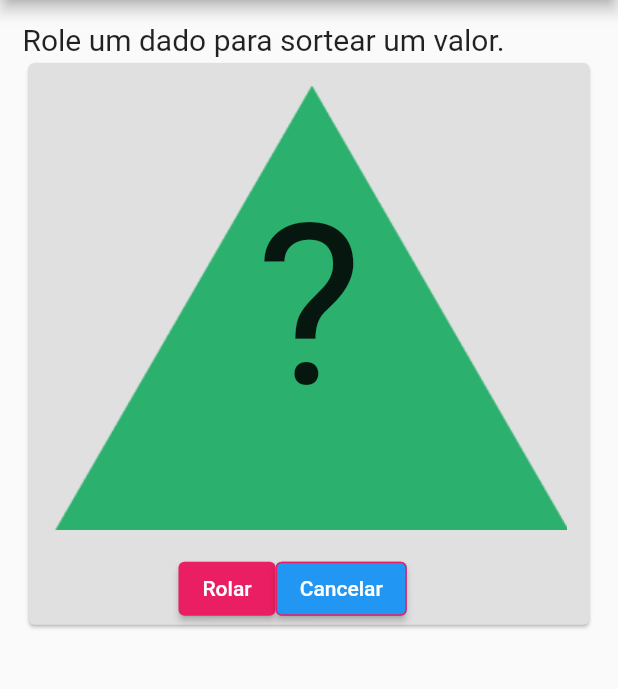
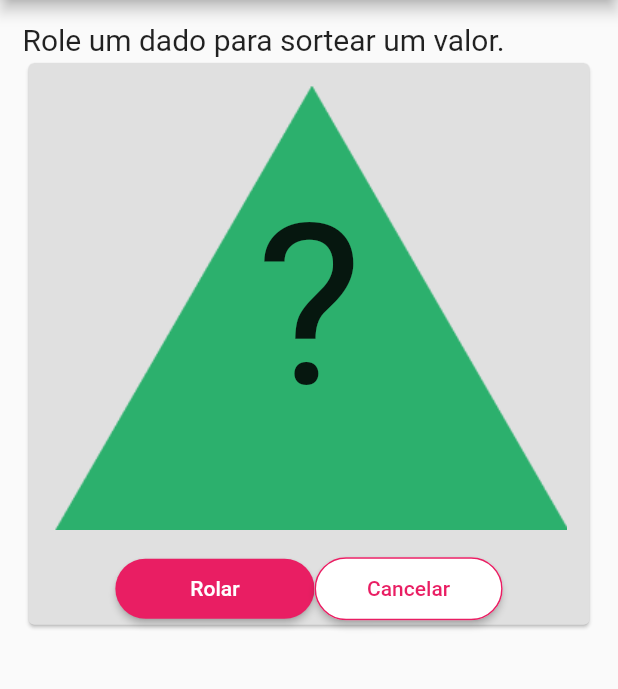
Before and after one commit to GilsonAndre/dados_rpg, a Flutter app: the screen it shows after launch, after a tap on "D4 (Quatro lados)", on a phone screen of 412 x 824 dp, the part 84-773 px from its top. Run offline on Flutter 3.47's test engine with Material 2 defaults, Android fonts, the phone set to English and light mode, and no system bars.

Commit message:
Alteração no formato dos botões

```diff
--- a/lib/ui/roll_dice.dart
+++ b/lib/ui/roll_dice.dart
@@ -59,9 +59,8 @@ class _RollDiceState extends State<RollDice> {
                         ),
                       ],
                     ),
-                    Padding(
-                      padding: const EdgeInsets.symmetric(horizontal: 100),
-                      child: Row(
+                    Row(
+                      mainAxisAlignment: MainAxisAlignment.center,
                       children: [
                         //Botão de Rolar
                         ElevatedButton(
@@ -72,9 +71,13 @@ class _RollDiceState extends State<RollDice> {
                             });
                           },
                           style: ElevatedButton.styleFrom(
-                                backgroundColor: isDiseableButton
-                                    ? Colors.grey
-                                    : Colors.pink),
+                            padding: const EdgeInsets.fromLTRB(50, 12, 50, 12),
+                            backgroundColor:
+                                isDiseableButton ? Colors.grey : Colors.pink,
+                            shape: RoundedRectangleBorder(
+                              borderRadius: BorderRadius.circular(24),
+                            ),
+                          ),
                           child: const Text(Strings.buttonRoll),
                         ),
 
@@ -89,13 +92,21 @@ class _RollDiceState extends State<RollDice> {
                             );
                           },
                           style: ElevatedButton.styleFrom(
-                              side: const BorderSide(color: Colors.pink),
-                              //backgroundColor: Colors.white,
+                            padding: const EdgeInsets.fromLTRB(35, 13, 35, 13),
+                            shape: RoundedRectangleBorder(
+                              borderRadius: BorderRadius.circular(24),
                             ),
-                            child: const Text(Strings.buttonCancel),
+                            side: const BorderSide(
+                              color: Colors.pink,
+                            ),
+                            backgroundColor: Colors.white,
+                          ),
+                          child: const Text(
+                            Strings.buttonCancel,
+                            style: TextStyle(color: Colors.pink),
+                          ),
                         ),
                       ],
-                      ),
                     )
                   ],
                 ),
```
Lines whose indentation alone changed are shown as unchanged.
